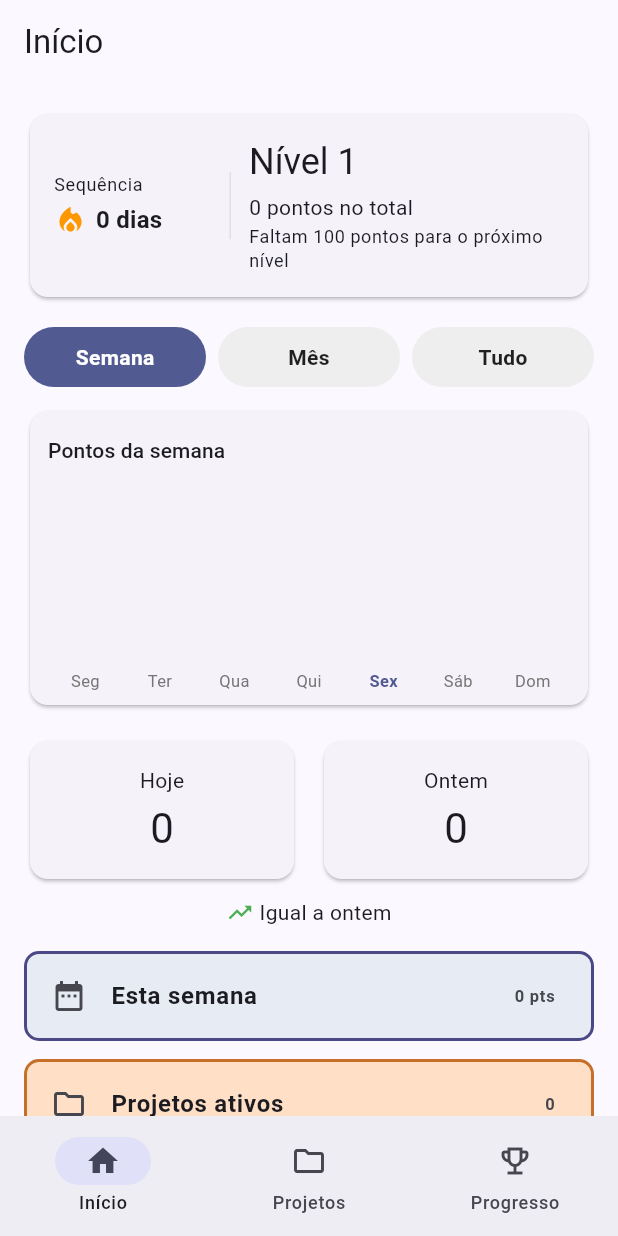
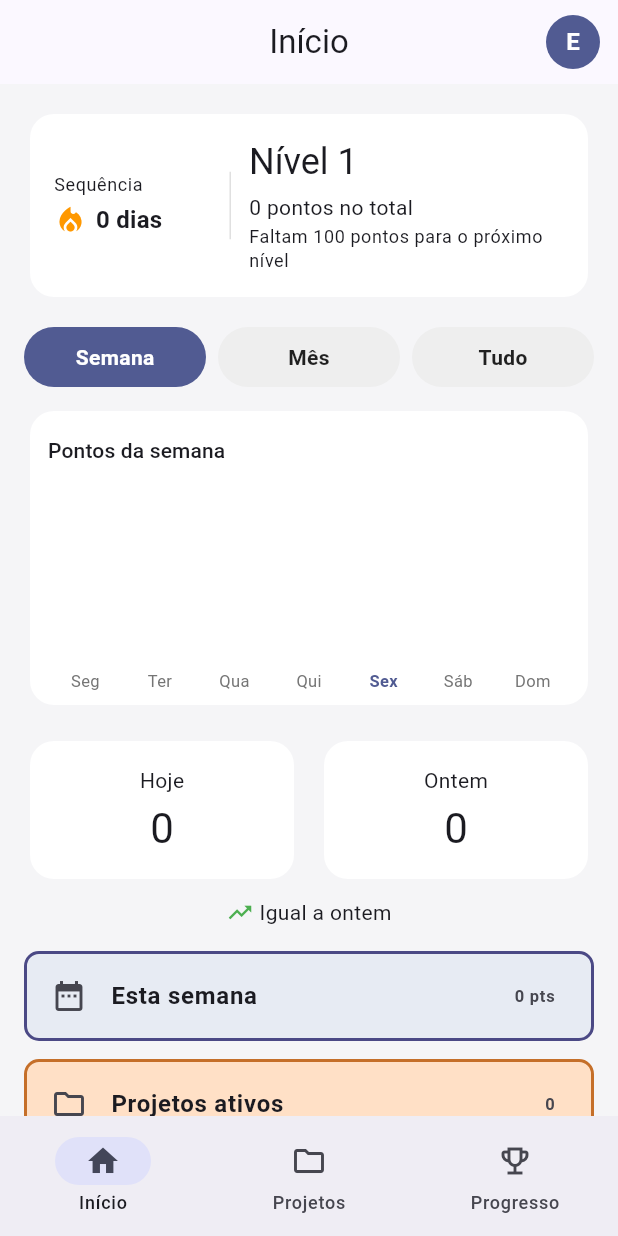
Before and after one commit to ArthurM749/app_estudos, a Flutter app: the PortaDeEntrada screen opened directly, after a tap on "Criar perfil", after a tap on "ou continuar sem conta", on a phone screen of 412 x 824 dp. Run offline on Flutter 3.47's test engine with Material 3 defaults, Android fonts, the phone set to English and light mode, and no system bars; drawn by our look-alikes of fl_chart; our stand-ins replace shared_preferences, sqflite, sqflite_common_ffi; accounts and stored records are empty.

Commit message:
modified:   ios/Runner/GeneratedPluginRegistrant.m 	modified:   lib/data/app_state.dart 	modified:   lib/main.dart 	modified:   lib/screens/home_screen.dart 	new file:   lib/screens/perfil_screen.dart 	modified:   lib/screens/progresso_screen.dart 	modified:   pubspec.lock 	modified:   pubspec.yaml 	modified:   windows/flutter/generated_plugins.cmake

```diff
--- a/lib/main.dart
+++ b/lib/main.dart
@@ -8,8 +8,6 @@ void main() {
   runApp(const AppEstudos());
 }
 
-/// Raiz do app. Nome provisório — o grupo ainda não bateu o martelo
-/// no nome final (ver "Riscos e decisões em aberto" no documento).
 class AppEstudos extends StatelessWidget {
   const AppEstudos({super.key});
 
@@ -17,15 +15,72 @@ class AppEstudos extends StatelessWidget {
   Widget build(BuildContext context) {
     return ChangeNotifierProvider(
       create: (_) => AppState()..carregar(),
-      child: MaterialApp(
-        title: 'App de Estudos',
-        debugShowCheckedModeBanner: false,
-        theme: ThemeData(
-          colorSchemeSeed: Colors.indigo,
-          useMaterial3: true,
-        ),
-        home: const PortaDeEntrada(),
+      child: Consumer<AppState>(
+        builder: (context, appState, _) {
+          return MaterialApp(
+            title: 'App de Estudos',
+            debugShowCheckedModeBanner: false,
+            themeMode: appState.tema,
+            theme: _temaClaro(),
+            darkTheme: _temaEscuro(),
+            home: const PortaDeEntrada(),
+          );
+        },
       ),
     );
   }
+
+  ThemeData _temaClaro() {
+    return ThemeData(
+      useMaterial3: true,
+      brightness: Brightness.light,
+      colorScheme: ColorScheme.fromSeed(
+        seedColor: Colors.indigo,
+        brightness: Brightness.light,
+      ),
+      scaffoldBackgroundColor: const Color(0xFFF5F5F7),
+      cardTheme: CardThemeData(
+        elevation: 0,
+        shape: RoundedRectangleBorder(
+          borderRadius: BorderRadius.circular(16),
+        ),
+        color: Colors.white,
+      ),
+      appBarTheme: const AppBarTheme(
+        centerTitle: true,
+        elevation: 0,
+      ),
+    );
+  }
+
+  ThemeData _temaEscuro() {
+    return ThemeData(
+      useMaterial3: true,
+      brightness: Brightness.dark,
+      colorScheme: const ColorScheme.dark(
+        primary: Color(0xFF8B9CFF),
+        secondary: Color(0xFF8B9CFF),
+        surface: Color(0xFF1C1C1E),
+        background: Color(0xFF000000),
+        onPrimary: Colors.white,
+        onSurface: Color(0xFFE5E5EA),
+        onBackground: Color(0xFFE5E5EA),
+      ),
+      scaffoldBackgroundColor: const Color(0xFF000000),
+      cardTheme: CardThemeData(
+        elevation: 0,
+        shape: RoundedRectangleBorder(
+          borderRadius: BorderRadius.circular(16),
+        ),
+        color: const Color(0xFF1C1C1E),
+      ),
+      appBarTheme: const AppBarTheme(
+        centerTitle: true,
+        elevation: 0,
+        backgroundColor: Color(0xFF000000),
+        foregroundColor: Color(0xFFE5E5EA),
+      ),
+      dividerColor: const Color(0xFF2C2C2E),
+    );
+  }
 }
--- a/lib/screens/home_screen.dart
+++ b/lib/screens/home_screen.dart
@@ -1,5 +1,6 @@
 import 'package:app_estudos/screens/progresso_screen.dart';
 import 'package:app_estudos/screens/projetos_screen.dart';
+import 'package:app_estudos/screens/perfil_screen.dart';
 import 'package:flutter/material.dart';
 import 'package:provider/provider.dart';
 
@@ -16,28 +17,59 @@ class HomeScreen extends StatefulWidget {
 }
 
 class _HomeScreenState extends State<HomeScreen> {
-  // 0 = Semana | 1 = Mês | 2 = Tudo
-  int _filtroSelecionado = 0;
+  int _filtroSelecionado = 0; // 0 = Semana | 1 = Mês | 2 = Tudo
 
   @override
   Widget build(BuildContext context) {
+    return Consumer<AppState>(
+      builder: (context, appState, _) {
         return Scaffold(
-      appBar: AppBar(title: const Text('Início')),
-      body: Consumer<AppState>(
-        builder: (context, appState, _) {
-          if (appState.carregando) {
-            return const Center(child: CircularProgressIndicator());
-          }
-          if (appState.erro != null) {
-            return ErroDeCarregamento(mensagem: appState.erro!);
+          appBar: AppBar(
+            title: const Text('Início'),
+            actions: [
+              Padding(
+                padding: const EdgeInsets.only(right: 12),
+                child: GestureDetector(
+                  onTap: () {
+                    Navigator.push(
+                      context,
+                      MaterialPageRoute(builder: (_) => const PerfilScreen()),
+                    );
+                  },
+                  child: CircleAvatar(
+                    radius: 18,
+                    backgroundColor: Theme.of(context).colorScheme.primary,
+                    child: Text(
+                      (appState.nomeUsuario?.isNotEmpty == true
+                              ? appState.nomeUsuario![0]
+                              : 'E')
+                          .toUpperCase(),
+                      style: const TextStyle(
+                        color: Colors.white,
+                        fontWeight: FontWeight.bold,
+                      ),
+                    ),
+                  ),
+                ),
+              ),
+            ],
+          ),
+          body: appState.carregando
+              ? const Center(child: CircularProgressIndicator())
+              : appState.erro != null
+                  ? ErroDeCarregamento(mensagem: appState.erro!)
+                  : _buildBody(context, appState),
+        );
+      },
+    );
   }
 
+  Widget _buildBody(BuildContext context, AppState appState) {
     final faltamParaProximoNivel =
         RegrasDePontos.pontosParaProximoNivel(appState.nivel);
     final variacao = appState.pontosHoje - appState.pontosOntem;
     final indiceHoje = DateTime.now().weekday - 1;
 
-          // Título do gráfico muda conforme o filtro
     final tituloGrafico = switch (_filtroSelecionado) {
       0 => 'Pontos da semana',
       1 => 'Pontos do mês',
@@ -61,7 +93,6 @@ class _HomeScreenState extends State<HomeScreen> {
             padding: const EdgeInsets.all(16),
             child: Row(
               children: [
-                      // Sequência
                 Expanded(
                   child: Column(
                     crossAxisAlignment: CrossAxisAlignment.start,
@@ -88,15 +119,12 @@ class _HomeScreenState extends State<HomeScreen> {
                     ],
                   ),
                 ),
-
                 Container(
                   height: 45,
                   width: 1,
                   color: Colors.grey.shade300,
                   margin: const EdgeInsets.symmetric(horizontal: 12),
                 ),
-
-                      // Nível
                 Expanded(
                   flex: 2,
                   child: Column(
@@ -160,9 +188,6 @@ class _HomeScreenState extends State<HomeScreen> {
                   style: Theme.of(context).textTheme.titleSmall,
                 ),
                 const SizedBox(height: 12),
-
-                      // Por enquanto todos os filtros usam os dados da semana
-                      // (quando você tiver dados de mês/tudo no AppState, é só trocar aqui)
                 GraficoPontosSemana(
                   pontosPorDia: appState.pontosPorDia,
                   indiceHoje: indiceHoje,
@@ -196,7 +221,6 @@ class _HomeScreenState extends State<HomeScreen> {
 
         const SizedBox(height: 8),
 
-              // Variação
         Row(
           mainAxisAlignment: MainAxisAlignment.center,
           children: [
@@ -281,9 +305,6 @@ class _HomeScreenState extends State<HomeScreen> {
         ),
       ],
     );
-        },
-      ),
-    );
   }
 }
 
--- a/lib/screens/progresso_screen.dart
+++ b/lib/screens/progresso_screen.dart
@@ -43,25 +43,7 @@ class ProgressoScreen extends StatelessWidget {
                 style: Theme.of(context).textTheme.titleMedium,
               ),
               const SizedBox(height: 8),
-              ...conquistasDisponiveis.map((conquista) {
-                final desbloqueada =
-                    appState.conquistasDesbloqueadas.contains(conquista.id);
-                return Card(
-                  child: ListTile(
-                    leading: Icon(
-                      desbloqueada
-                          ? Icons.emoji_events
-                          : Icons.emoji_events_outlined,
-                      color: desbloqueada ? Colors.amber[700] : Colors.grey,
-                    ),
-                    title: Text(conquista.nome),
-                    subtitle: Text(conquista.descricao),
-                    trailing: desbloqueada
-                        ? const Icon(Icons.check_circle, color: Colors.green)
-                        : const Icon(Icons.lock_outline, color: Colors.grey),
-                  ),
-                );
-              }),
+
             ],
           );
         },
--- a/pubspec.yaml
+++ b/pubspec.yaml
@@ -28,6 +28,7 @@ dependencies:
   # Pendência do doc: confirmar com o grupo se fica Provider ou trocam
   # por Riverpod antes de todo mundo começar a escrever código.
   provider: ^6.1.2
+  shared_preferences: ^2.2.3
 
 dev_dependencies:
   flutter_test:
```
Also changed, not shown: lib/data/app_state.dart (+57 -25 lines), lib/screens/perfil_screen.dart (added, +403 -0 lines), pubspec.lock, 2 other files. Lines whose indentation alone changed are shown as unchanged.
